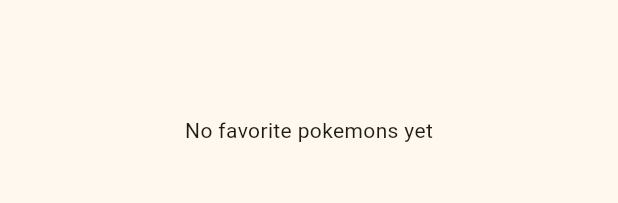
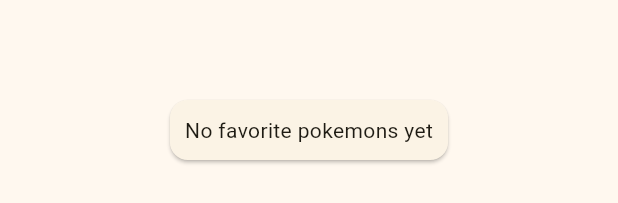
Before and after one commit to robilassila/zenniz-pokemon-app, a Flutter app: the FavoritesPage widget shown alone on an empty page, opened directly, on a phone screen of 412 x 824 dp. Shown: the part 488-691 px from the top of the screen. Run offline on Flutter 3.47's test engine with Material 3 defaults, Android fonts, the phone set to English and light mode, and no system bars; network calls fail.

Commit message:
fav page improvement

```diff
--- a/lib/main.dart
+++ b/lib/main.dart
@@ -15,7 +15,7 @@ void main() {
       ],
       child: PokemonApp(),
     )
-    );
+  );
 }
 
 class PokemonApp extends StatelessWidget {
--- a/lib/ui/favorites_page.dart
+++ b/lib/ui/favorites_page.dart
@@ -11,7 +11,14 @@ class FavoritesPage extends StatelessWidget {
     var favoritesProvider = context.watch<FavoritesProvider>();
 
     if (favoritesProvider.favoritesList.isEmpty) {
-      return const Center(child: Text('No favorite pokemons yet'));
+      return const Center(
+        child: Card(
+          child: Padding(
+              padding: const EdgeInsets.all(10),
+              child: Text('No favorite pokemons yet'),
+          )
+        ),
+      );
     }
 
     return ListView(
```
